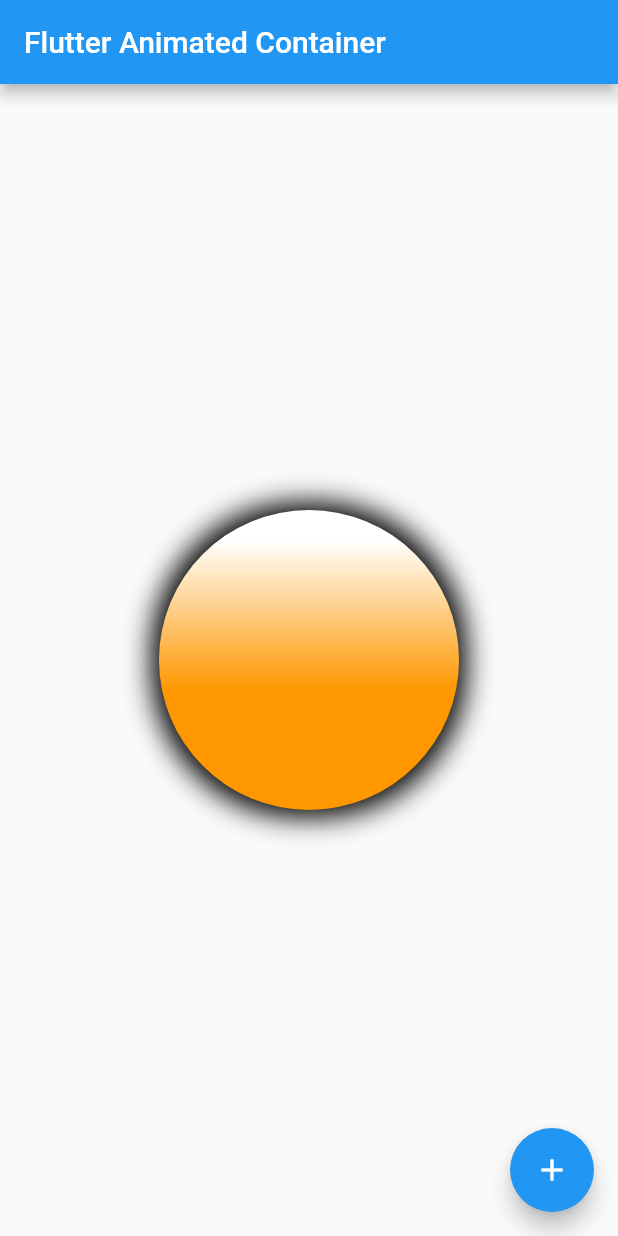
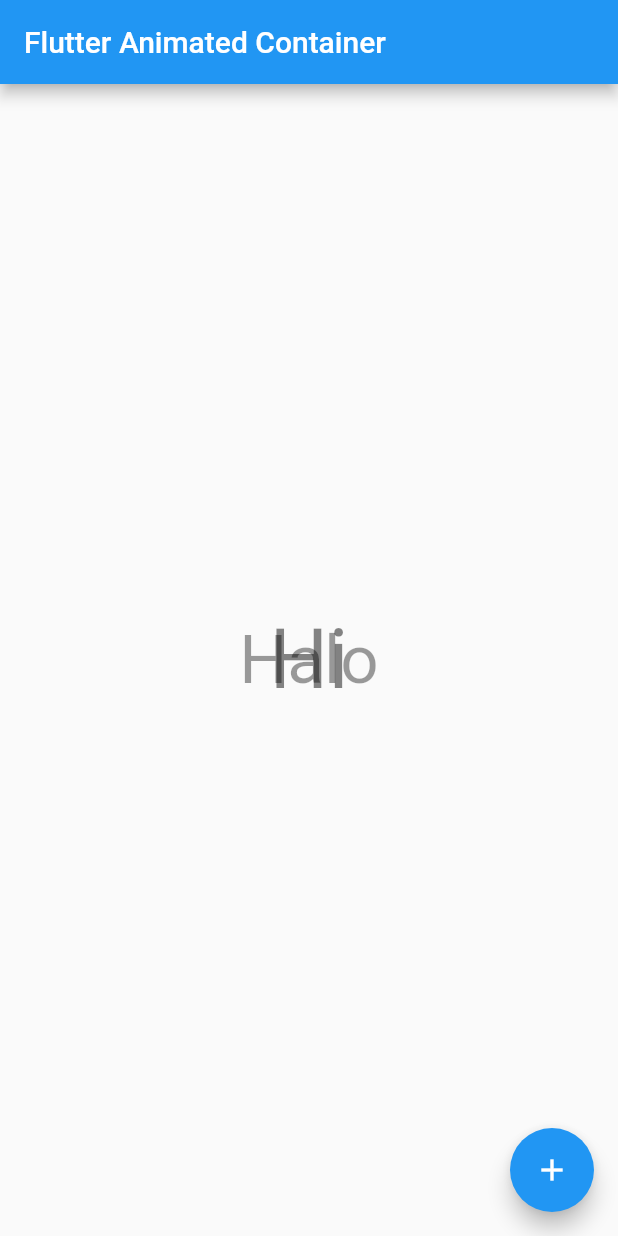
Before and after one commit to cleong98/flutter_animation, a Flutter app: the screen it shows after launch, after a tap on the "add" icon, on a phone screen of 412 x 824 dp. Run offline on Flutter 3.47's test engine with Material 2 defaults, Android fonts, the phone set to English and light mode, and no system bars.

```diff
--- a/lib/main.dart
+++ b/lib/main.dart
@@ -27,11 +27,11 @@ class MyHomePage extends StatefulWidget {
 }
 
 class _MyHomePageState extends State<MyHomePage> {
-  double _side = 100;
+  bool _isSwitch = false;
 
-  void _sideChange() {
+  void _switchChanged() {
     setState(() {
-      _side = _side > 200 ? 100 : _side + 100;
+      _isSwitch = !_isSwitch;
     });
   }
 
@@ -42,28 +42,29 @@ class _MyHomePageState extends State<MyHomePage> {
         title: Text(widget.title),
       ),
       body: Center(
-        child: AnimatedContainer(
-          duration: const Duration(seconds: 1),
-          width: _side,
-          height: _side,
-          decoration: BoxDecoration(
-            // change color animated
-            //color: _side > 200 ? Colors.red : Colors.blue,
-            gradient: LinearGradient(
-              colors: const [Colors.orange, Colors.white],
-              begin: Alignment.bottomCenter,
-              end: Alignment.topCenter,
-              //change gradient change position
-              stops: [(_side / 1000) * 2, 0.9],
-            ),
-            // make sure always circle
-            borderRadius: BorderRadius.circular(_side / 2),
-            boxShadow: const [BoxShadow(spreadRadius: 5, blurRadius: 15)],
-          ),
+        child: AnimatedSwitcher(
+          transitionBuilder: (child, animation) {
+            return ScaleTransition(
+              scale: animation,
+              child: FadeTransition(
+                opacity: animation,
+                child: child,
+              ),
+            );
+          },
+          duration: const Duration(seconds: 2),
+          child: _isSwitch
+          ? Text('Hi', key: UniqueKey(), style: TextStyle(fontSize: 100),)
+          : Text('Halo', key: UniqueKey(), style: TextStyle(fontSize: 100),),
+          // child: _isSwitch
+          //   ? const Center(
+          //     child: CircularProgressIndicator(),
+          //   )
+          //   : Image.network('https://upload.wikimedia.org/wikipedia/commons/thumb/b/b6/Image_created_with_a_mobile_phone.png/1200px-Image_created_with_a_mobile_phone.png'),
         ),
       ),
       floatingActionButton: FloatingActionButton(
-        onPressed: _sideChange,
+        onPressed: _switchChanged,
         tooltip: 'Change',
         child: const Icon(Icons.add),
       ),
```
Also changed, not shown: 1 other file.
